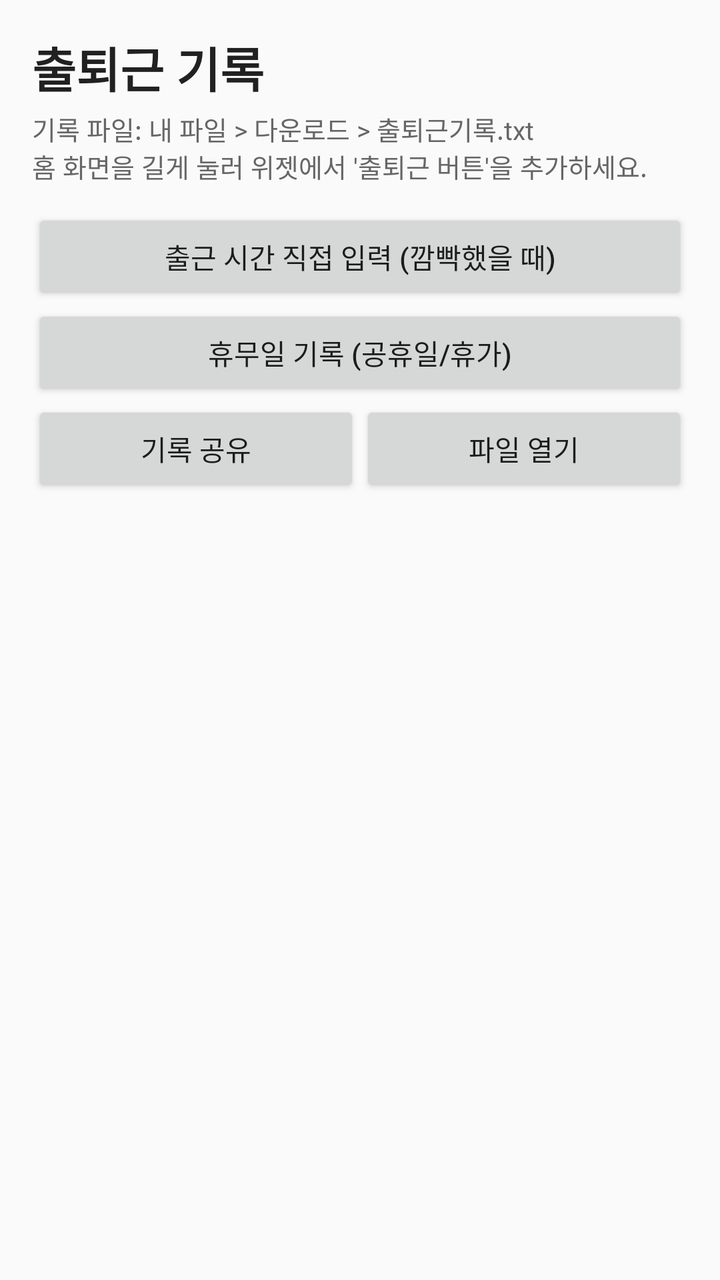
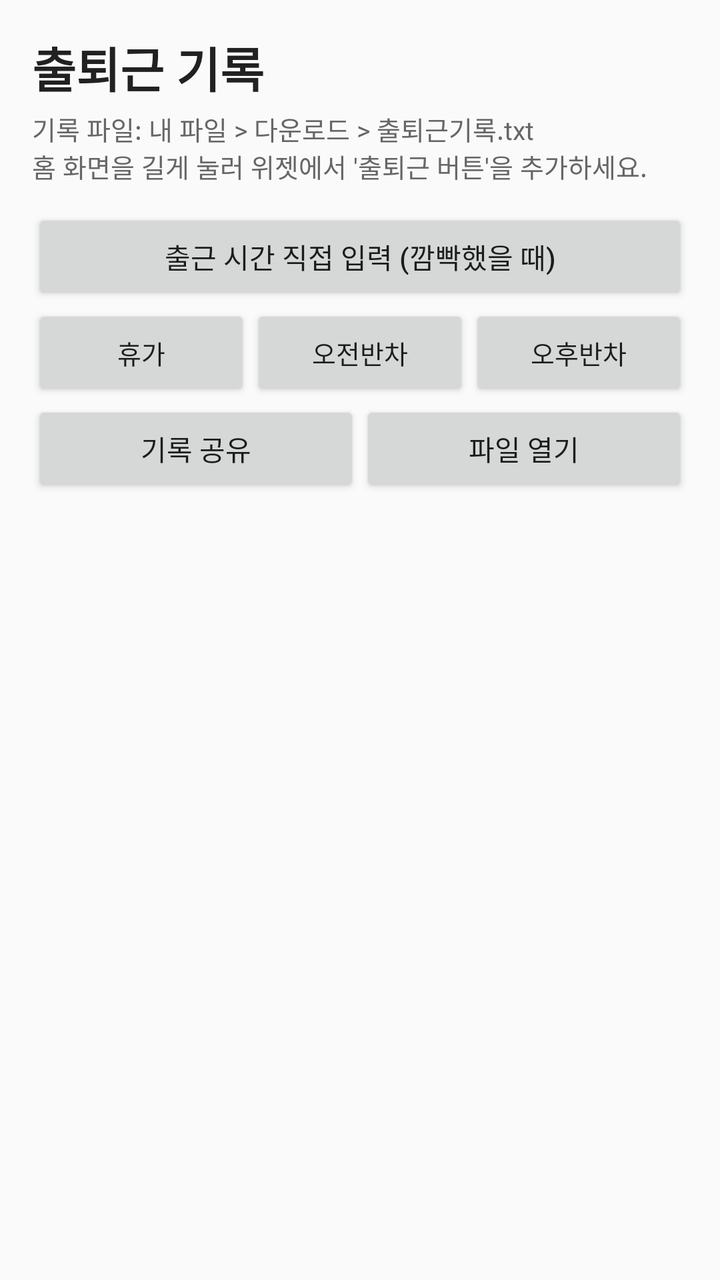

Compare the two renders of this Android layout. The source of the first and the diff that turns it into the second are given below.
<!-- AndroidManifest.xml: application theme android:Theme.Material.Light.NoActionBar -->
<!-- res/layout/activity_main.xml -->
<?xml version="1.0" encoding="utf-8"?>
<LinearLayout xmlns:android="http://schemas.android.com/apk/res/android"
    android:id="@+id/root"
    android:layout_width="match_parent"
    android:layout_height="match_parent"
    android:background="#FAFAFA"
    android:orientation="vertical"
    android:padding="16dp">

    <TextView
        android:layout_width="match_parent"
        android:layout_height="wrap_content"
        android:text="@string/app_name"
        android:textColor="#212121"
        android:textSize="24sp"
        android:textStyle="bold" />

    <TextView
        android:layout_width="match_parent"
        android:layout_height="wrap_content"
        android:layout_marginTop="4dp"
        android:text="기록 파일: 내 파일 &gt; 다운로드 &gt; 출퇴근기록.txt\n홈 화면을 길게 눌러 위젯에서 '출퇴근 버튼'을 추가하세요."
        android:textColor="#666666"
        android:textSize="13sp" />

    <Button
        android:id="@+id/btn_manual_in"
        android:layout_width="match_parent"
        android:layout_height="wrap_content"
        android:layout_marginTop="12dp"
        android:text="출근 시간 직접 입력 (깜빡했을 때)" />

    <Button
        android:id="@+id/btn_day_off"
        android:layout_width="match_parent"
        android:layout_height="wrap_content"
        android:text="휴무일 기록 (공휴일/휴가)" />

    <LinearLayout
        android:layout_width="match_parent"
        android:layout_height="wrap_content"
        android:orientation="horizontal">
        <Button
            android:id="@+id/btn_share"
            android:layout_width="0dp"
            android:layout_height="wrap_content"
            android:layout_weight="1"
            android:text="기록 공유" />
        <Button
            android:id="@+id/btn_open"
            android:layout_width="0dp"
            android:layout_height="wrap_content"
            android:layout_weight="1"
            android:text="파일 열기" />
    </LinearLayout>

    <ScrollView
        android:layout_width="match_parent"
        android:layout_height="0dp"
        android:layout_marginTop="12dp"
        android:layout_weight="1">
        <TextView
            android:id="@+id/log_text"
            android:layout_width="match_parent"
            android:layout_height="wrap_content"
            android:fontFamily="monospace"
            android:textColor="#212121"
            android:textIsSelectable="true"
            android:textSize="15sp" />
    </ScrollView>
</LinearLayout>
<!-- resources referenced by this layout -->
<resources>
  <string name="app_name">출퇴근 기록</string>
</resources>

<!-- the commit's change to res/layout/activity_main.xml (unified diff, before → after) -->
@@ -30,11 +30,32 @@
         android:layout_marginTop="12dp"
         android:text="출근 시간 직접 입력 (깜빡했을 때)" />
 
-    <Button
-        android:id="@+id/btn_day_off"
+    <LinearLayout
         android:layout_width="match_parent"
         android:layout_height="wrap_content"
-        android:text="휴무일 기록 (공휴일/휴가)" />
+        android:orientation="horizontal">
+        <Button
+            android:id="@+id/btn_leave_full"
+            android:layout_width="0dp"
+            android:layout_height="wrap_content"
+            android:layout_weight="1"
+            android:text="휴가"
+            android:textSize="13sp" />
+        <Button
+            android:id="@+id/btn_leave_am"
+            android:layout_width="0dp"
+            android:layout_height="wrap_content"
+            android:layout_weight="1"
+            android:text="오전반차"
+            android:textSize="13sp" />
+        <Button
+            android:id="@+id/btn_leave_pm"
+            android:layout_width="0dp"
+            android:layout_height="wrap_content"
+            android:layout_weight="1"
+            android:text="오후반차"
+            android:textSize="13sp" />
+    </LinearLayout>
 
     <LinearLayout
         android:layout_width="match_parent"
